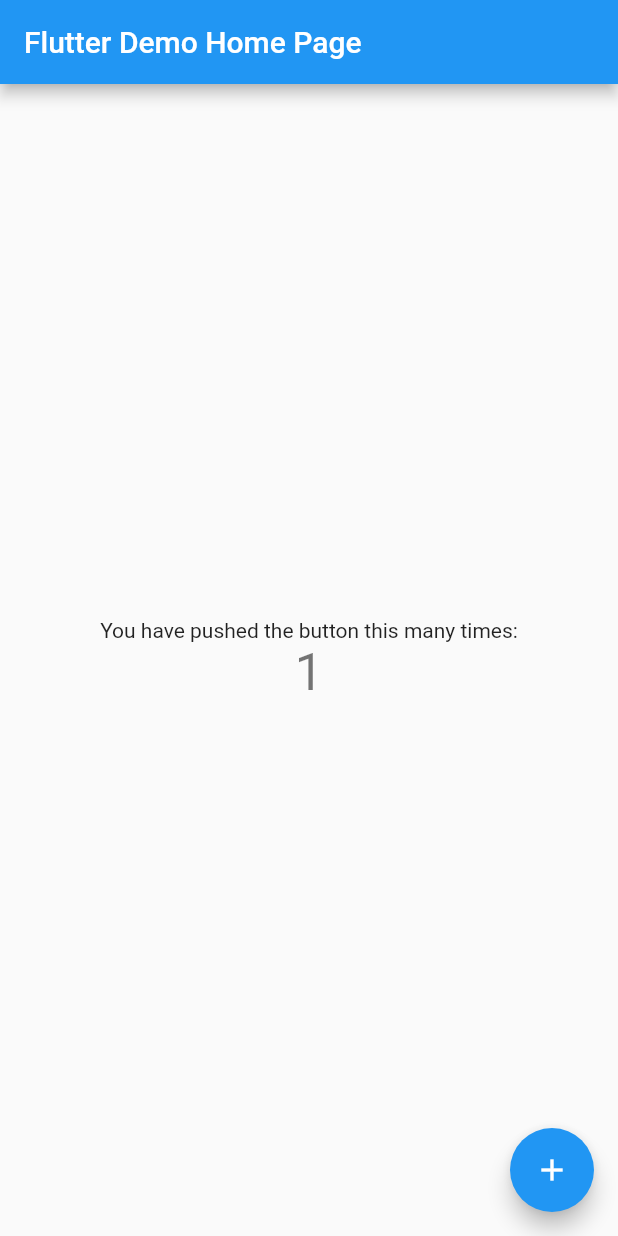
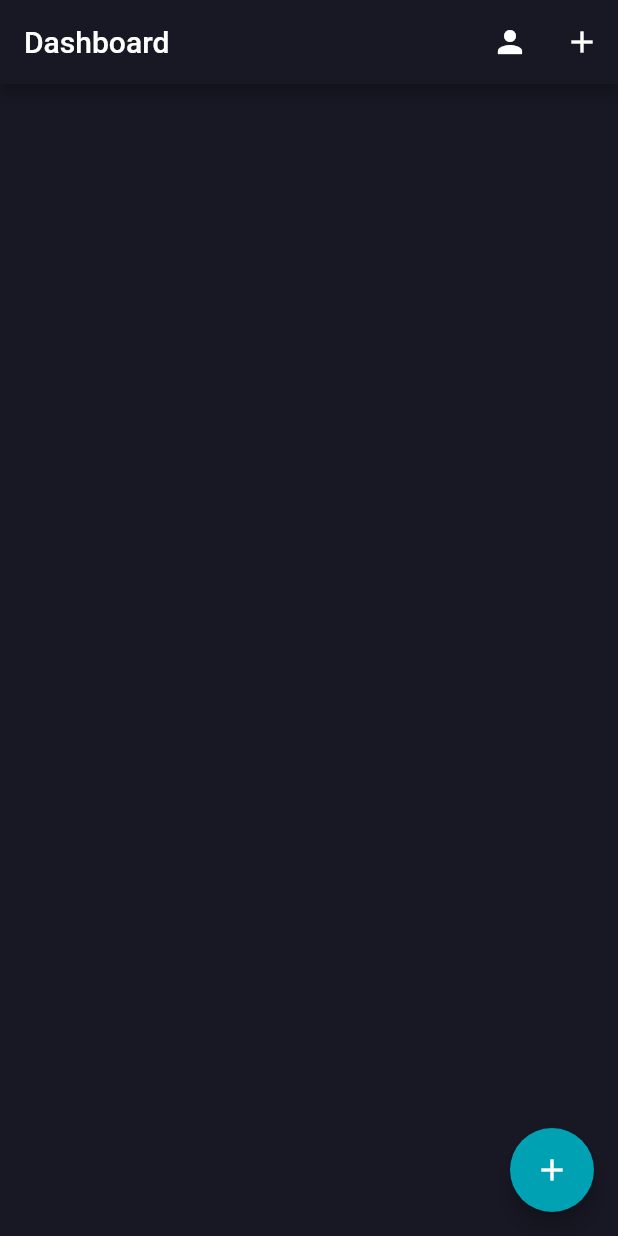
Before and after one commit to Ajidan-Jegatheeswaran/ksh_app, a Flutter app: the screen it shows after launch, after a tap on the "add" icon, on a phone screen of 412 x 824 dp. Run offline on Flutter 3.47's test engine with Material 2 defaults, Android fonts, the phone set to English and light mode, and no system bars.

Commit message:
Colors and AppBar
With ThemeData I set the primary, secondary and canvas color and I also wrote the appbar.

```diff
--- a/lib/main.dart
+++ b/lib/main.dart
@@ -1,115 +1,51 @@
 import 'package:flutter/material.dart';
+import './screens/home_screen.dart';
 
 void main() {
-  runApp(const MyApp());
+  runApp(MyApp());
 }
 
 class MyApp extends StatelessWidget {
-  const MyApp({Key? key}) : super(key: key);
-
-  // This widget is the root of your application.
   @override
   Widget build(BuildContext context) {
     return MaterialApp(
-      title: 'Flutter Demo',
+      title: 'KSH APP',
       theme: ThemeData(
-        // This is the theme of your application.
-        //
-        // Try running your application with "flutter run". You'll see the
-        // application has a blue toolbar. Then, without quitting the app, try
-        // changing the primarySwatch below to Colors.green and then invoke
-        // "hot reload" (press "r" in the console where you ran "flutter run",
-        // or simply save your changes to "hot reload" in a Flutter IDE).
-        // Notice that the counter didn't reset back to zero; the application
-        // is not restarted.
-        primarySwatch: Colors.blue,
+        primarySwatch: const MaterialColor(
+          0xFF181825,
+          <int, Color>{
+            50: Color(0xFF181825),
+            100: Color(0xFF181825),
+            200: Color(0xFF181825),
+            300: Color(0xFF181825),
+            400: Color(0xFF181825),
+            500: Color(0xFF181825),
+            600: Color(0xFF181825),
+            700: Color(0xFF181825),
+            800: Color(0xFF181825),
+            900: Color(0xFF181825),
+          },
+        ),
+        colorScheme: ThemeData().colorScheme.copyWith(
+              secondary: const MaterialColor(
+                0xFF252A34,
+                <int, Color>{
+                  50: Color(0xFF252A34),
+                  100: Color(0xFF252A34),
+                  200: Color(0xFF252A34),
+                  300: Color(0xFF252A34),
+                  400: Color(0xFF252A34),
+                  500: Color(0xFF252A34),
+                  600: Color(0xFF252A34),
+                  700: Color(0xFF252A34),
+                  800: Color(0xFF252A34),
+                  900: Color(0xFF252A34),
+                },
+              ),
+            ),
+          canvasColor: const Color.fromRGBO(0, 161, 178, 1.0)
       ),
-      home: const MyHomePage(title: 'Flutter Demo Home Page'),
+      home: HomeScreen(),
     );
   }
 }
-
-class MyHomePage extends StatefulWidget {
-  const MyHomePage({Key? key, required this.title}) : super(key: key);
-
-  // This widget is the home page of your application. It is stateful, meaning
-  // that it has a State object (defined below) that contains fields that affect
-  // how it looks.
-
-  // This class is the configuration for the state. It holds the values (in this
-  // case the title) provided by the parent (in this case the App widget) and
-  // used by the build method of the State. Fields in a Widget subclass are
-  // always marked "final".
-
-  final String title;
-
-  @override
-  State<MyHomePage> createState() => _MyHomePageState();
-}
-
-class _MyHomePageState extends State<MyHomePage> {
-  int _counter = 0;
-
-  void _incrementCounter() {
-    setState(() {
-      // This call to setState tells the Flutter framework that something has
-      // changed in this State, which causes it to rerun the build method below
-      // so that the display can reflect the updated values. If we changed
-      // _counter without calling setState(), then the build method would not be
-      // called again, and so nothing would appear to happen.
-      _counter++;
-    });
-  }
-
-  @override
-  Widget build(BuildContext context) {
-    // This method is rerun every time setState is called, for instance as done
-    // by the _incrementCounter method above.
-    //
-    // The Flutter framework has been optimized to make rerunning build methods
-    // fast, so that you can just rebuild anything that needs updating rather
-    // than having to individually change instances of widgets.
-    return Scaffold(
-      appBar: AppBar(
-        // Here we take the value from the MyHomePage object that was created by
-        // the App.build method, and use it to set our appbar title.
-        title: Text(widget.title),
-      ),
-      body: Center(
-        // Center is a layout widget. It takes a single child and positions it
-        // in the middle of the parent.
-        child: Column(
-          // Column is also a layout widget. It takes a list of children and
-          // arranges them vertically. By default, it sizes itself to fit its
-          // children horizontally, and tries to be as tall as its parent.
-          //
-          // Invoke "debug painting" (press "p" in the console, choose the
-          // "Toggle Debug Paint" action from the Flutter Inspector in Android
-          // Studio, or the "Toggle Debug Paint" command in Visual Studio Code)
-          // to see the wireframe for each widget.
-          //
-          // Column has various properties to control how it sizes itself and
-          // how it positions its children. Here we use mainAxisAlignment to
-          // center the children vertically; the main axis here is the vertical
-          // axis because Columns are vertical (the cross axis would be
-          // horizontal).
-          mainAxisAlignment: MainAxisAlignment.center,
-          children: <Widget>[
-            const Text(
-              'You have pushed the button this many times:',
-            ),
-            Text(
-              '$_counter',
-              style: Theme.of(context).textTheme.headline4,
-            ),
-          ],
-        ),
-      ),
-      floatingActionButton: FloatingActionButton(
-        onPressed: _incrementCounter,
-        tooltip: 'Increment',
-        child: const Icon(Icons.add),
-      ), // This trailing comma makes auto-formatting nicer for build methods.
-    );
-  }
-}
--- /dev/null
+++ b/lib/screens/home_screen.dart
@@ -0,0 +1,26 @@
+import 'package:flutter/material.dart';
+
+class HomeScreen extends StatelessWidget {
+  @override
+  Widget build(BuildContext context) {
+    return Scaffold(
+      appBar: AppBar(
+        title: Text('Dashboard'),
+        backgroundColor: Theme.of(context).primaryColor,
+        actions: [
+          IconButton(
+            icon: const Icon(Icons.person),
+            onPressed: () {}, //TODO: Verlinkung zum ProfilScreen()
+          ),
+          IconButton(
+            icon: const Icon(Icons.add),
+            onPressed: () {}, //Todo: Noten hinzufügen Screen oder Bottom Sheet
+          ),
+        ],
+      ),
+      body: Container(),
+      floatingActionButton: FloatingActionButton(child: const Icon(Icons.add), onPressed: (){}, backgroundColor: Theme.of(context).canvasColor,),
+      backgroundColor: Theme.of(context).primaryColor,
+    );
+  }
+}
```
